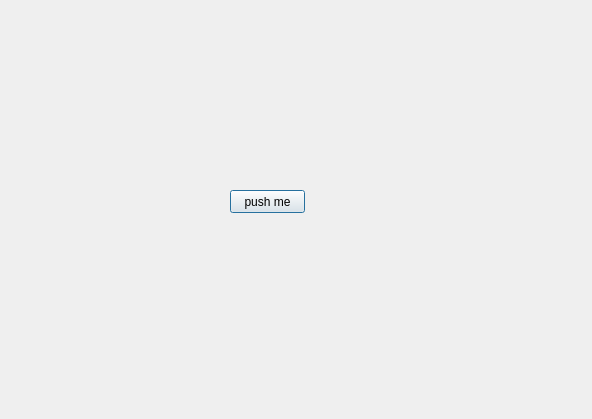
Before: the Qt Designer form TestClick/Form2.ui in RiMilk/TestClickForm, drawn with Qt 5.
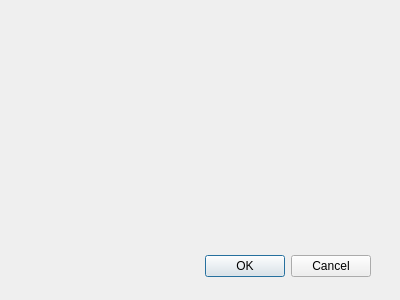
After: the same form once the commit is applied.

Commit message: add creating a text file and closing the application with a button

What changed in the file:
```diff
--- a/TestClick/Form2.ui
+++ b/TestClick/Form2.ui
@@ -6,25 +6,66 @@
    <rect>
     <x>0</x>
     <y>0</y>
-    <width>592</width>
-    <height>419</height>
+    <width>400</width>
+    <height>300</height>
    </rect>
   </property>
   <property name="windowTitle">
    <string>Dialog</string>
   </property>
-  <widget class="QPushButton" name="pushButton">
+  <widget class="QWidget" name="layoutWidget">
    <property name="geometry">
     <rect>
-     <x>230</x>
-     <y>190</y>
-     <width>75</width>
-     <height>23</height>
+     <x>20</x>
+     <y>250</y>
+     <width>351</width>
+     <height>33</height>
     </rect>
    </property>
-   <property name="text">
-    <string>push me</string>
-   </property>
+   <layout class="QHBoxLayout">
+    <property name="spacing">
+     <number>6</number>
+    </property>
+    <property name="leftMargin">
+     <number>0</number>
+    </property>
+    <property name="topMargin">
+     <number>0</number>
+    </property>
+    <property name="rightMargin">
+     <number>0</number>
+    </property>
+    <property name="bottomMargin">
+     <number>0</number>
+    </property>
+    <item>
+     <spacer>
+      <property name="orientation">
+       <enum>Qt::Horizontal</enum>
+      </property>
+      <property name="sizeHint" stdset="0">
+       <size>
+        <width>131</width>
+        <height>31</height>
+       </size>
+      </property>
+     </spacer>
+    </item>
+    <item>
+     <widget class="QPushButton" name="okButton">
+      <property name="text">
+       <string>OK</string>
+      </property>
+     </widget>
+    </item>
+    <item>
+     <widget class="QPushButton" name="cancelButton">
+      <property name="text">
+       <string>Cancel</string>
+      </property>
+     </widget>
+    </item>
+   </layout>
   </widget>
  </widget>
  <resources/>
```
Left out of the diff: 35 changed lines with no effect on the pictures. The commit also changes 39 other files.
